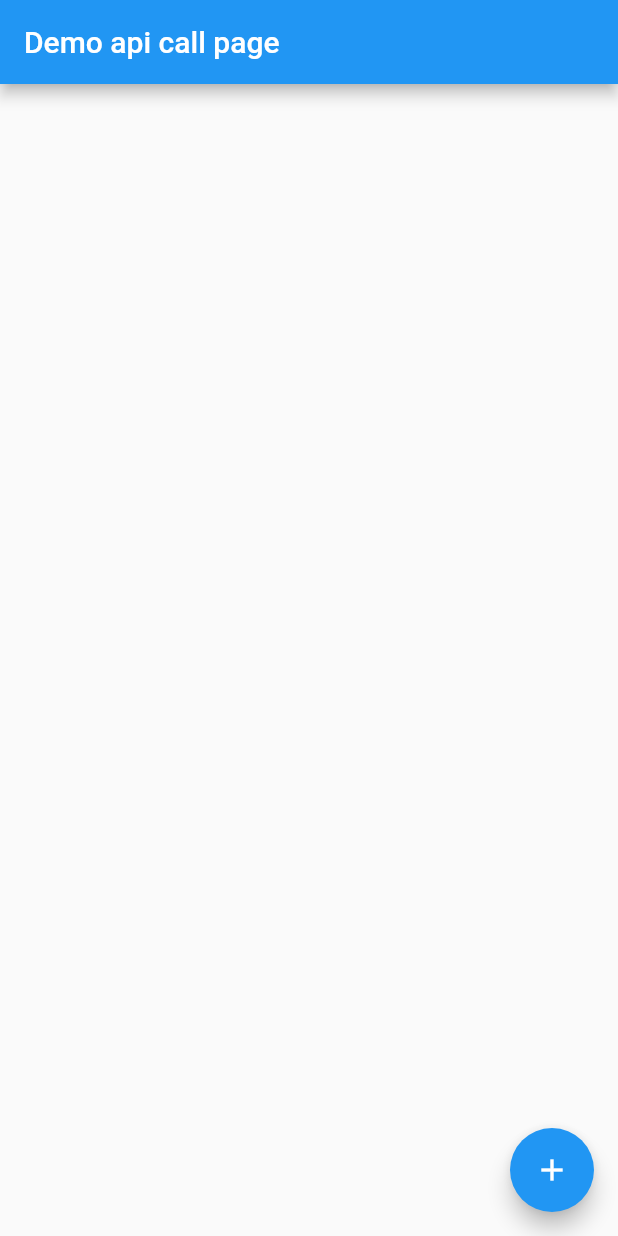
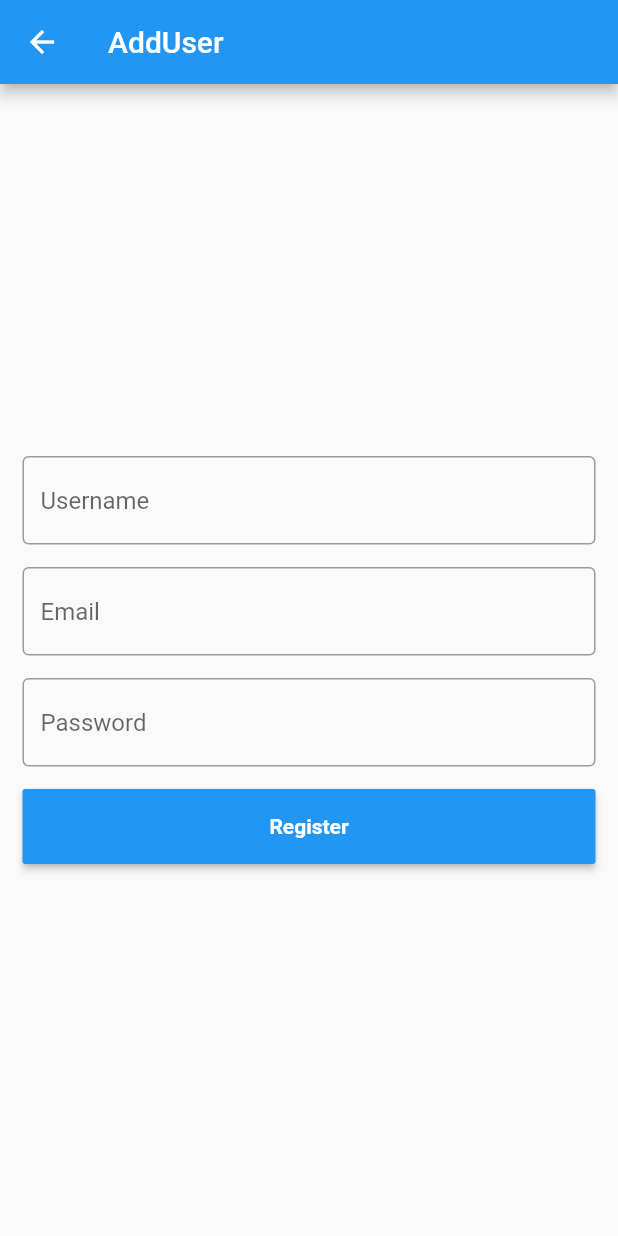
Before and after one commit to jahidul96/flutter_everyday, a Flutter app: the screen it shows after launch, after a tap on the "add" icon, on a phone screen of 412 x 824 dp. Run offline on Flutter 3.47's test engine with Material 2 defaults, Android fonts, the phone set to English and light mode, and no system bars; our stand-ins replace image_picker; network calls fail.

Commit message:
added nodejs register connectiongit add .

```diff
--- a/lib/main.dart
+++ b/lib/main.dart
@@ -3,6 +3,7 @@ import 'package:flutter_everyday/apicall/demoapicall.dart';
 import 'package:flutter_everyday/components/large_appbar.dart';
 import 'package:flutter_everyday/components/top_appbar_collapse.dart';
 import 'package:flutter_everyday/file_pick/image_pickerpage.dart';
+import 'package:flutter_everyday/small_projects_with_api/addRemoveUser/user_add_remove_with_node.dart';
 
 void main() {
   runApp(const MyApp());
@@ -20,7 +21,7 @@ class MyApp extends StatelessWidget {
       theme: ThemeData(
         primarySwatch: Colors.blue,
       ),
-      home: DemoApiCallScreen(),
+      home: UserAddRemove(),
     );
   }
 }
--- /dev/null
+++ b/lib/small_projects_with_api/addRemoveUser/add_user.dart
@@ -0,0 +1,100 @@
+// ignore_for_file: prefer_const_constructors
+
+import 'dart:convert';
+
+import 'package:flutter/material.dart';
+import 'package:flutter/src/widgets/container.dart';
+import 'package:flutter/src/widgets/framework.dart';
+import 'package:http/http.dart' as http;
+
+class AddUserPage extends StatefulWidget {
+  const AddUserPage({super.key});
+
+  @override
+  State<AddUserPage> createState() => _AddUserPageState();
+}
+
+class _AddUserPageState extends State<AddUserPage> {
+  String username = "";
+  String email = "";
+  String password = "";
+
+  registerUser() async {
+    try {
+      final baseUrl = "http://192.168.1.4:4000/auth/register";
+      final url = Uri.parse(baseUrl);
+      Map data = {"username": username, "email": email, "password": password};
+      final body = json.encode(data);
+      final response = await http.post(url,
+          headers: {"Content-type": "application/json"}, body: body);
+      final encodedResponse = json.decode(response.body);
+      print(response.statusCode);
+      print(encodedResponse);
+    } catch (e) {
+      print("error $e");
+    }
+  }
+
+  @override
+  Widget build(BuildContext context) {
+    return Scaffold(
+      appBar: AppBar(title: Text("AddUser")),
+      body: Container(
+        padding: EdgeInsets.symmetric(horizontal: 15),
+        child: Form(
+          child: Column(
+            crossAxisAlignment: CrossAxisAlignment.center,
+            mainAxisAlignment: MainAxisAlignment.center,
+            children: [
+              TextFormField(
+                onChanged: (value) {
+                  username = value;
+                },
+                decoration: InputDecoration(
+                  border: OutlineInputBorder(),
+                  hintText: "Username",
+                ),
+              ),
+              SizedBox(height: 15),
+              TextFormField(
+                onChanged: (value) {
+                  email = value;
+                },
+                decoration: InputDecoration(
+                  border: OutlineInputBorder(),
+                  hintText: "Email",
+                ),
+              ),
+              SizedBox(height: 15),
+              TextFormField(
+                onChanged: (value) {
+                  password = value;
+                },
+                decoration: InputDecoration(
+                  border: OutlineInputBorder(),
+                  hintText: "Password",
+                ),
+              ),
+              SizedBox(height: 15),
+              SizedBox(
+                width: double.infinity,
+                height: 50,
+                child: MaterialButton(
+                  color: Colors.blue,
+                  onPressed: registerUser,
+                  child: Text(
+                    "Register",
+                    style: TextStyle(
+                      color: Colors.white,
+                      fontWeight: FontWeight.bold,
+                    ),
+                  ),
+                ),
+              )
+            ],
+          ),
+        ),
+      ),
+    );
+  }
+}
--- /dev/null
+++ b/lib/small_projects_with_api/addRemoveUser/user_add_remove_with_node.dart
@@ -0,0 +1,33 @@
+// ignore_for_file: prefer_const_constructors
+
+import "package:flutter/material.dart";
+import 'package:flutter_everyday/small_projects_with_api/addRemoveUser/add_user.dart';
+
+class UserAddRemove extends StatefulWidget {
+  const UserAddRemove({super.key});
+
+  @override
+  State<UserAddRemove> createState() => _UserAddRemoveState();
+}
+
+// data model
+
+class _UserAddRemoveState extends State<UserAddRemove> {
+  @override
+  Widget build(BuildContext context) {
+    return Scaffold(
+      appBar: AppBar(title: Text("UserAddReomve with Nodejs")),
+      body: ListView(),
+      floatingActionButton: FloatingActionButton(
+        onPressed: () {
+          Navigator.push(
+              context,
+              MaterialPageRoute(
+                builder: (context) => AddUserPage(),
+              ));
+        },
+        child: Icon(Icons.add),
+      ),
+    );
+  }
+}
```
Also changed, not shown: 2 other files.
